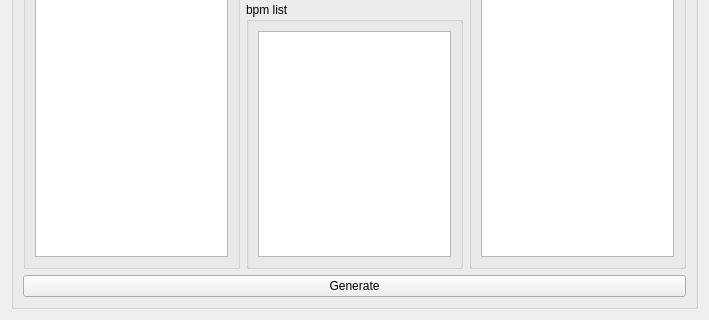
Above: ui/normalizer.ui from Eve-ning/reamber before the change; both pictures show x 0 to 709 and y 149 to 469 of the 709 by 469 pixel window. Below: the same form after it.
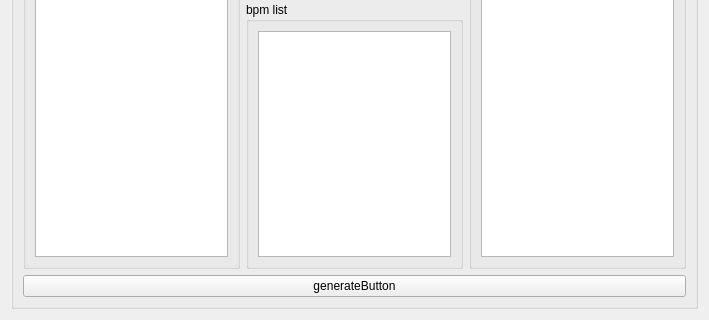
That is the form after the change.

Commit message: Fix generateButton Case

```diff
--- a/ui/normalizer.ui
+++ b/ui/normalizer.ui
@@ -91,7 +91,7 @@
       <item row="2" column="0" colspan="3">
        <widget class="QPushButton" name="generate">
         <property name="text">
-         <string>Generate</string>
+         <string>generateButton</string>
         </property>
        </widget>
       </item>
```
Left out of the diff: 2 changed lines with no effect on the pictures. The commit also changes 10 other files.
